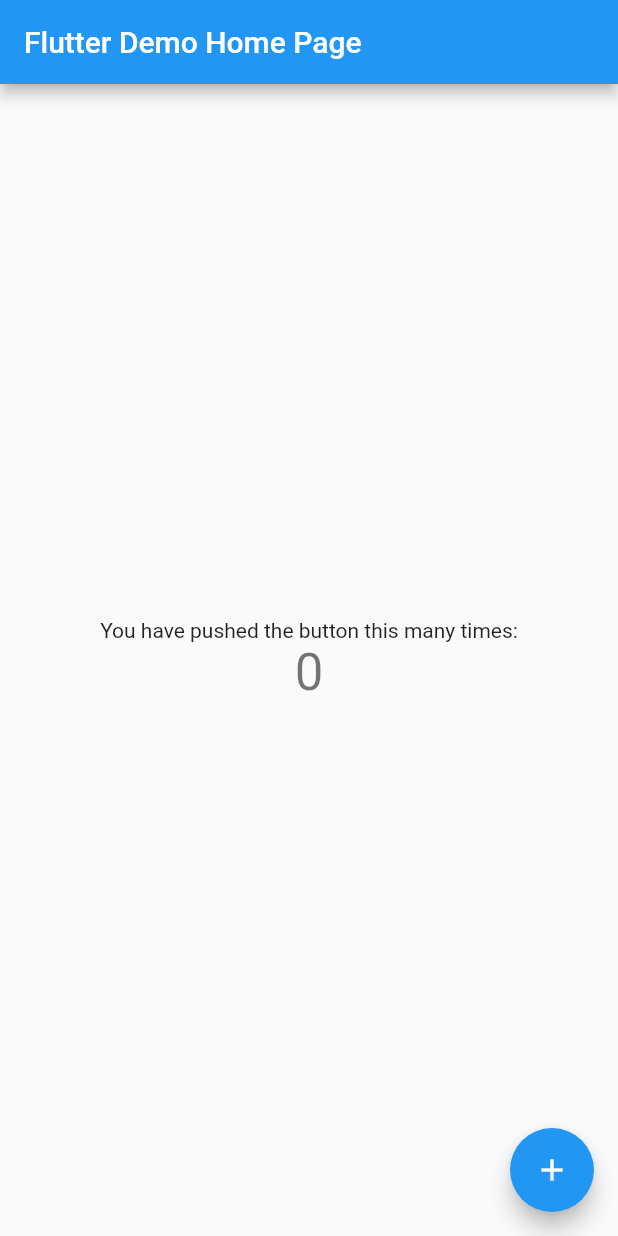
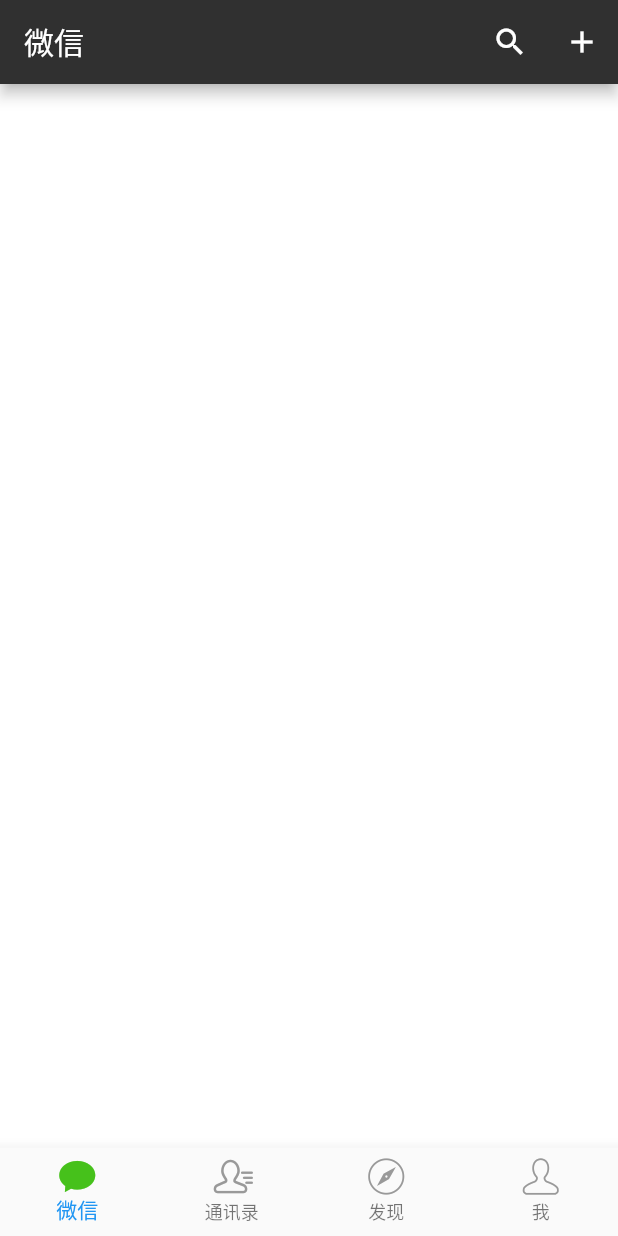
Before and after one commit to gf1714178299/wx, a Flutter app: the screen it shows after launch, on a phone screen of 412 x 824 dp. Run offline on Flutter 3.47's test engine with Material 2 defaults, Android fonts, the phone set to English and light mode, and no system bars.

Commit message:
修改主页tab标签的颜色和对应位子的颜色

```diff
--- /dev/null
+++ b/lib/home/contacts_page.dart
@@ -0,0 +1,9 @@
+class AppColors{
+  static const AppBarColor = 0xff303030;
+  static const TabIconActive = 0xff46c11b;
+  static const TabIconNormal = 0xff999999;
+}
+
+class Constants{
+  static const IconFontFamily = "appIconFont";
+}
--- /dev/null
+++ b/lib/home/home_screen.dart
@@ -0,0 +1,111 @@
+import 'package:flutter/material.dart';
+import './contacts_page.dart' show Constants,AppColors;
+
+class NavigationIconView{
+  final String _title;
+  final IconData _icon;
+  final IconData _activeIcon;
+  final BottomNavigationBarItem item;
+
+  NavigationIconView({Key key,String title, IconData icon, IconData activeIcon}):
+    _title = title,
+    _icon = icon,
+    _activeIcon = activeIcon,
+    item =  BottomNavigationBarItem(
+      icon: Icon(icon,color: Color(AppColors.TabIconNormal)),
+      activeIcon: Icon(activeIcon,color: Color(AppColors.TabIconActive),),
+      title: Text(title,style: TextStyle(
+        fontSize: 14.0,
+        color: Color(AppColors.TabIconNormal)
+      ),),
+      backgroundColor: Colors.white
+    );
+
+}
+
+class HomeScreen extends StatefulWidget {
+  _HomeScreenState createState() => _HomeScreenState();
+}
+
+class _HomeScreenState extends State<HomeScreen> {
+  List<NavigationIconView> _navigationViews;
+
+  void initState(){
+    super.initState();
+    _navigationViews = [
+      NavigationIconView(
+        title: '微信',
+        icon: IconData(
+          0xe608,
+          fontFamily: Constants.IconFontFamily,
+        ),
+        activeIcon: IconData(
+          0xe603,
+          fontFamily: Constants.IconFontFamily,
+        ),
+      ),
+      NavigationIconView(
+        title: '通讯录',
+        icon: IconData(
+          0xe601,
+          fontFamily: Constants.IconFontFamily,
+        ),
+        activeIcon: IconData(
+          0xe656,
+          fontFamily: Constants.IconFontFamily,
+        )
+      ),
+      NavigationIconView(
+        title: '发现',
+        icon: IconData(
+          0xe600,
+          fontFamily: Constants.IconFontFamily,
+        ),
+        activeIcon: IconData(
+          0xe671,
+          fontFamily: Constants.IconFontFamily,
+        )
+      ),
+      NavigationIconView(
+        title: '我',
+        icon: IconData(
+          0xe6c0,
+          fontFamily: Constants.IconFontFamily,
+        ),
+      ),
+    ];
+  }
+  @override
+  Widget build(BuildContext context) {
+    final BottomNavigationBar botNavBar = BottomNavigationBar(
+      items: _navigationViews.map((NavigationIconView view){
+        return view.item;
+      }).toList(),
+      currentIndex: 0,
+      type: BottomNavigationBarType.fixed,
+      onTap: (int index){
+        print('点击的是第$index个tab');
+      },
+    );
+    return Scaffold(
+      appBar: AppBar(
+        title: new Text('微信'),
+        actions: <Widget>[
+          IconButton(
+            icon: Icon(Icons.search),
+            onPressed: () { print('点击搜索'); },
+          ),
+          IconButton(
+            icon: Icon(Icons.add),
+            onPressed: (){ print('点击添加');
+            },
+          )
+        ],
+      ),
+      body: Container(
+        color: Colors.white,
+      ),
+      bottomNavigationBar: botNavBar,
+    );
+  }
+}
--- a/lib/main.dart
+++ b/lib/main.dart
@@ -1,111 +1,10 @@
 import 'package:flutter/material.dart';
-
-void main() => runApp(MyApp());
-
-class MyApp extends StatelessWidget {
-  // This widget is the root of your application.
-  @override
-  Widget build(BuildContext context) {
-    return MaterialApp(
-      title: 'Flutter Demo',
-      theme: ThemeData(
-        // This is the theme of your application.
-        //
-        // Try running your application with "flutter run". You'll see the
-        // application has a blue toolbar. Then, without quitting the app, try
-        // changing the primarySwatch below to Colors.green and then invoke
-        // "hot reload" (press "r" in the console where you ran "flutter run",
-        // or simply save your changes to "hot reload" in a Flutter IDE).
-        // Notice that the counter didn't reset back to zero; the application
-        // is not restarted.
-        primarySwatch: Colors.blue,
-      ),
-      home: MyHomePage(title: 'Flutter Demo Home Page'),
-    );
-  }
-}
-
-class MyHomePage extends StatefulWidget {
-  MyHomePage({Key key, this.title}) : super(key: key);
-
-  // This widget is the home page of your application. It is stateful, meaning
-  // that it has a State object (defined below) that contains fields that affect
-  // how it looks.
-
-  // This class is the configuration for the state. It holds the values (in this
-  // case the title) provided by the parent (in this case the App widget) and
-  // used by the build method of the State. Fields in a Widget subclass are
-  // always marked "final".
-
-  final String title;
-
-  @override
-  _MyHomePageState createState() => _MyHomePageState();
-}
-
-class _MyHomePageState extends State<MyHomePage> {
-  int _counter = 0;
-
-  void _incrementCounter() {
-    setState(() {
-      // This call to setState tells the Flutter framework that something has
-      // changed in this State, which causes it to rerun the build method below
-      // so that the display can reflect the updated values. If we changed
-      // _counter without calling setState(), then the build method would not be
-      // called again, and so nothing would appear to happen.
-      _counter++;
-    });
-  }
-
-  @override
-  Widget build(BuildContext context) {
-    // This method is rerun every time setState is called, for instance as done
-    // by the _incrementCounter method above.
-    //
-    // The Flutter framework has been optimized to make rerunning build methods
-    // fast, so that you can just rebuild anything that needs updating rather
-    // than having to individually change instances of widgets.
-    return Scaffold(
-      appBar: AppBar(
-        // Here we take the value from the MyHomePage object that was created by
-        // the App.build method, and use it to set our appbar title.
-        title: Text(widget.title),
-      ),
-      body: Center(
-        // Center is a layout widget. It takes a single child and positions it
-        // in the middle of the parent.
-        child: Column(
-          // Column is also layout widget. It takes a list of children and
-          // arranges them vertically. By default, it sizes itself to fit its
-          // children horizontally, and tries to be as tall as its parent.
-          //
-          // Invoke "debug painting" (press "p" in the console, choose the
-          // "Toggle Debug Paint" action from the Flutter Inspector in Android
-          // Studio, or the "Toggle Debug Paint" command in Visual Studio Code)
-          // to see the wireframe for each widget.
-          //
-          // Column has various properties to control how it sizes itself and
-          // how it positions its children. Here we use mainAxisAlignment to
-          // center the children vertically; the main axis here is the vertical
-          // axis because Columns are vertical (the cross axis would be
-          // horizontal).
-          mainAxisAlignment: MainAxisAlignment.center,
-          children: <Widget>[
-            Text(
-              'You have pushed the button this many times:',
-            ),
-            Text(
-              '$_counter',
-              style: Theme.of(context).textTheme.display1,
-            ),
-          ],
-        ),
-      ),
-      floatingActionButton: FloatingActionButton(
-        onPressed: _incrementCounter,
-        tooltip: 'Increment',
-        child: Icon(Icons.add),
-      ), // This trailing comma makes auto-formatting nicer for build methods.
-    );
-  }
-}
+import './home/home_screen.dart';
+import './home/contacts_page.dart' show AppColors;
+void main() => runApp(MaterialApp(
+  title: '微信',
+  theme: ThemeData.light().copyWith(
+    primaryColor: Color(AppColors.AppBarColor),
+  ),
+  home: HomeScreen(),
+  ));
--- a/pubspec.yaml
+++ b/pubspec.yaml
@@ -66,3 +66,7 @@ flutter:
   #
   # For details regarding fonts from package dependencies,
   # see https://flutter.io/custom-fonts/#from-packages
+  fonts:
+    - family: appIconFont
+      fonts:
+        - asset: assets/fonts/iconfont.ttf
```
Also changed, not shown: assets/fonts/iconfont.ttf (added), 1 other file.
